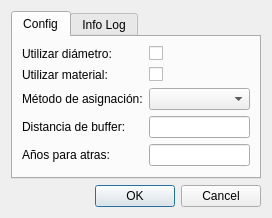
First picture: the form in core/ui/toolbars/assetmanage/assignation.ui, repository bgeo-gis/gw_assetmanage_plugin, before the edit.
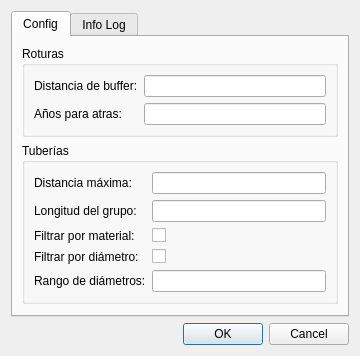
Second picture: the form after the edit.

Commit message: Change dialog to use the new assignation thread

The edit to the form file:
```diff
--- a/core/ui/toolbars/assetmanage/assignation.ui
+++ b/core/ui/toolbars/assetmanage/assignation.ui
@@ -6,8 +6,8 @@
    <rect>
     <x>0</x>
     <y>0</y>
-    <width>272</width>
-    <height>197</height>
+    <width>360</width>
+    <height>340</height>
    </rect>
   </property>
   <property name="windowTitle">
@@ -37,37 +37,7 @@
        <string>Config</string>
       </attribute>
       <layout class="QGridLayout" name="gridLayout_2">
-       <item row="5" column="1">
-        <widget class="QLineEdit" name="txt_years"/>
-       </item>
-       <item row="3" column="0">
-        <widget class="QLabel" name="lbl_method">
-         <property name="text">
-          <string>Método de asignación:</string>
-         </property>
-        </widget>
-       </item>
-       <item row="3" column="1">
-        <widget class="QComboBox" name="cmb_method"/>
-       </item>
-       <item row="5" column="0">
-        <widget class="QLabel" name="lbl_years">
-         <property name="text">
-          <string>Años para atras:</string>
-         </property>
-        </widget>
-       </item>
-       <item row="4" column="0">
-        <widget class="QLabel" name="lbl_buffer">
-         <property name="text">
-          <string>Distancia de buffer:</string>
-         </property>
-        </widget>
-       </item>
-       <item row="4" column="1">
-        <widget class="QLineEdit" name="txt_buffer"/>
-       </item>
-       <item row="6" column="0">
+       <item row="10" column="0">
         <spacer name="verticalSpacer">
          <property name="orientation">
           <enum>Qt::Vertical</enum>
@@ -80,35 +50,124 @@
          </property>
         </spacer>
        </item>
-       <item row="0" column="1">
-        <widget class="QCheckBox" name="chk_diameter">
-         <property name="text">
-          <string/>
+       <item row="3" column="0">
+        <widget class="QGroupBox" name="groupBox_2">
+         <property name="title">
+          <string>Tuberías</string>
          </property>
-        </widget>
-       </item>
-       <item row="1" column="1">
-        <widget class="QCheckBox" name="chk_material">
-         <property name="text">
-          <string/>
-         </property>
+         <layout class="QGridLayout" name="gridLayout_5">
+          <item row="3" column="1">
+           <widget class="QCheckBox" name="chk_diameter">
+            <property name="text">
+             <string/>
+            </property>
+           </widget>
+          </item>
+          <item row="0" column="1">
+           <widget class="QLineEdit" name="txt_max_distance"/>
+          </item>
+          <item row="3" column="0">
+           <widget class="QLabel" name="lbl_diameter">
+            <property name="text">
+             <string>Filtrar por diámetro:</string>
+            </property>
+            <property name="buddy">
+             <cstring>chk_diameter</cstring>
+            </property>
+           </widget>
+          </item>
+          <item row="4" column="1">
+           <widget class="QLineEdit" name="txt_diameter_range"/>
+          </item>
+          <item row="2" column="0">
+           <widget class="QLabel" name="lbl_material">
+            <property name="enabled">
+             <bool>true</bool>
+            </property>
+            <property name="text">
+             <string>Filtrar por material:</string>
+            </property>
+            <property name="buddy">
+             <cstring>chk_material</cstring>
+            </property>
+           </widget>
+          </item>
+          <item row="4" column="0">
+           <widget class="QLabel" name="lbl_diameter_range">
+            <property name="text">
+             <string>Rango de diámetros:</string>
+            </property>
+            <property name="buddy">
+             <cstring>txt_diameter_range</cstring>
+            </property>
+           </widget>
+          </item>
+          <item row="2" column="1">
+           <widget class="QCheckBox" name="chk_material">
+            <property name="text">
+             <string/>
+            </property>
+           </widget>
+          </item>
+          <item row="1" column="1">
+           <widget class="QLineEdit" name="txt_cluster_length"/>
+          </item>
+          <item row="0" column="0">
+           <widget class="QLabel" name="lbl_max_distance">
+            <property name="text">
+             <string>Distancia máxima:</string>
+            </property>
+            <property name="buddy">
+             <cstring>txt_max_distance</cstring>
+            </property>
+           </widget>
+          </item>
+          <item row="1" column="0">
+           <widget class="QLabel" name="lbl_cluster_length">
+            <property name="text">
+             <string>Longitud del grupo:</string>
+            </property>
+            <property name="buddy">
+             <cstring>txt_cluster_length</cstring>
+            </property>
+           </widget>
+          </item>
+         </layout>
         </widget>
        </item>
        <item row="0" column="0">
-        <widget class="QLabel" name="lbl_diameter">
-         <property name="text">
-          <string>Utilizar diámetro:</string>
+        <widget class="QGroupBox" name="groupBox">
+         <property name="title">
+          <string>Roturas</string>
          </property>
-        </widget>
-       </item>
-       <item row="1" column="0">
-        <widget class="QLabel" name="lbl_material">
-         <property name="enabled">
-          <bool>true</bool>
-         </property>
-         <property name="text">
-          <string>Utilizar material:</string>
-         </property>
+         <layout class="QGridLayout" name="gridLayout_4">
+          <item row="0" column="0">
+           <widget class="QLabel" name="lbl_buffer">
+            <property name="text">
+             <string>Distancia de buffer:</string>
+            </property>
+            <property name="buddy">
+             <cstring>txt_buffer</cstring>
+            </property>
+           </widget>
+          </item>
+          <item row="0" column="1">
+           <widget class="QLineEdit" name="txt_buffer"/>
+          </item>
+          <item row="1" column="0">
+           <widget class="QLabel" name="lbl_years">
+            <property name="text">
+             <string>Años para atras:</string>
+            </property>
+            <property name="buddy">
+             <cstring>txt_years</cstring>
+            </property>
+           </widget>
+          </item>
+          <item row="1" column="1">
+           <widget class="QLineEdit" name="txt_years"/>
+          </item>
+         </layout>
         </widget>
        </item>
       </layout>
```
Left out of the diff: 33 changed lines with no effect on the pictures. The commit also changes 1 other file.
